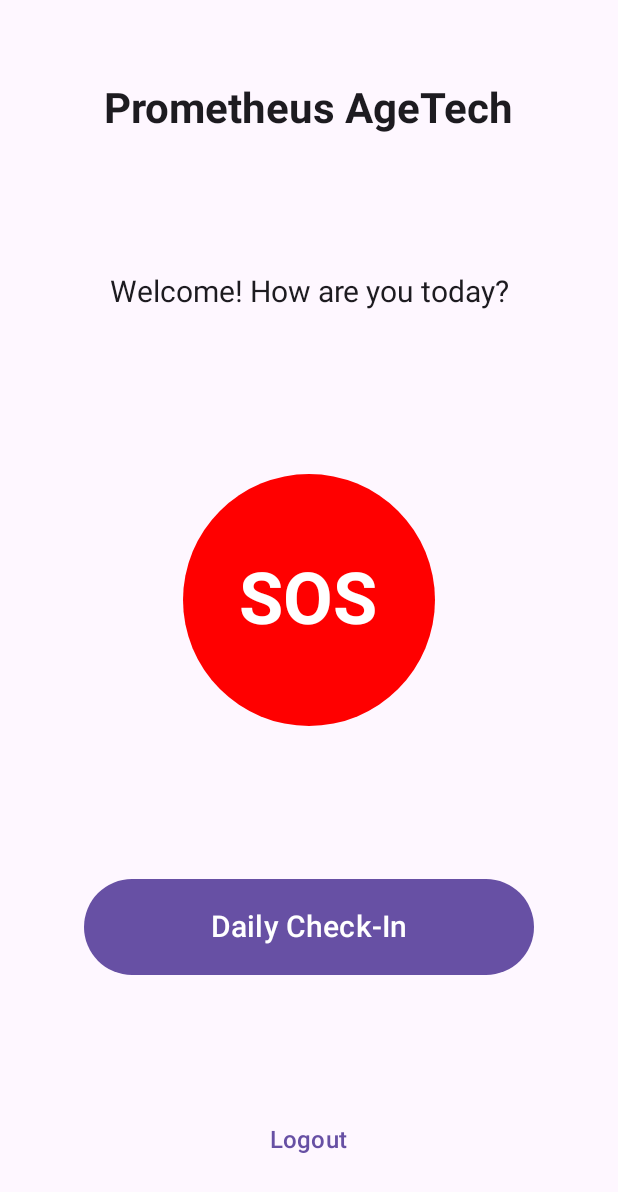
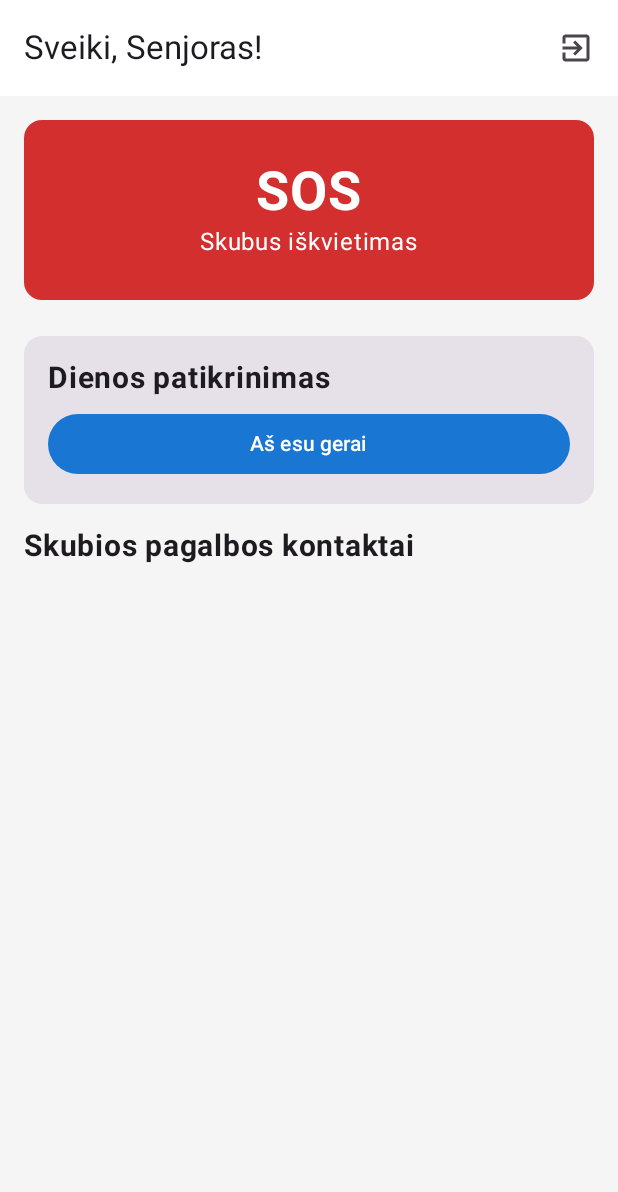
Before and after one commit to M12-pixel1/test8778, an Android app built with Jetpack Compose: the composable MainScreen shown on its own in the app's theme, after a tap on "SOS", on a phone screen of 412 x 824 dp. Shown: the top 1192 px of the screen. Run offline under Robolectric (Android 15) with nearby library versions, the phone set to English and light mode, and no system bars.

Commit message:
Implement SeniorCare app: update build config, manifest, MainActivity UI, add services/receivers/theme
Co-authored-by: M12-pixel1 <251752909+M12-pixel1@users.noreply.github.com>

```diff
--- a/prometheus-age-tech/android/app/src/main/java/com/prometheus/seniorcare/MainActivity.kt
+++ b/prometheus-age-tech/android/app/src/main/java/com/prometheus/seniorcare/MainActivity.kt
@@ -1,98 +1,250 @@
 package com.prometheus.seniorcare
 
+import android.Manifest
 import android.content.Intent
+import android.content.pm.PackageManager
 import android.os.Bundle
+import android.widget.Toast
 import androidx.activity.ComponentActivity
 import androidx.activity.compose.setContent
+import androidx.compose.foundation.background
 import androidx.compose.foundation.layout.*
+import androidx.compose.foundation.lazy.LazyColumn
+import androidx.compose.material.icons.Icons
+import androidx.compose.material.icons.filled.Call
+import androidx.compose.material.icons.filled.ExitToApp
 import androidx.compose.material3.*
 import androidx.compose.runtime.*
 import androidx.compose.ui.Alignment
 import androidx.compose.ui.Modifier
 import androidx.compose.ui.graphics.Color
+import androidx.compose.ui.platform.LocalContext
 import androidx.compose.ui.text.font.FontWeight
 import androidx.compose.ui.unit.dp
 import androidx.compose.ui.unit.sp
+import androidx.core.app.ActivityCompat
+import androidx.core.content.ContextCompat
+import com.prometheus.seniorcare.ui.theme.SeniorCareTheme
+import com.prometheus.seniorcare.data.SeniorDataStore
+import com.prometheus.seniorcare.data.ApiClient
+import com.prometheus.seniorcare.data.models.Contact
+import com.prometheus.seniorcare.services.DailyCheckService
+import kotlinx.coroutines.launch
 
 class MainActivity : ComponentActivity() {
+
+    private lateinit var dataStore: SeniorDataStore
+
     override fun onCreate(savedInstanceState: Bundle?) {
         super.onCreate(savedInstanceState)
+
+        dataStore = SeniorDataStore(this)
+
         setContent {
-            MaterialTheme {
+            SeniorCareTheme {
                 MainScreen(
-                    onSOSClick = {
-                        startActivity(Intent(this, SOSActivity::class.java))
-                    },
-                    onCheckInClick = { /* Daily check-in logic */ },
-                    onLogoutClick = {
-                        startActivity(Intent(this, LoginActivity::class.java))
-                        finish()
+                    onSOSClick = { startSOS() },
+                    onLogout = { logout() }
+                )
+            }
+        }
+
+        // Request permissions
+        requestPermissions()
+
+        // Start daily check service
+        startService(Intent(this, DailyCheckService::class.java))
+    }
+
+    private fun requestPermissions() {
+        val permissions = arrayOf(
+            Manifest.permission.ACCESS_FINE_LOCATION,
+            Manifest.permission.CALL_PHONE,
+            Manifest.permission.POST_NOTIFICATIONS
+        )
+
+        permissions.forEach { permission ->
+            if (ContextCompat.checkSelfPermission(this, permission)
+                != PackageManager.PERMISSION_GRANTED) {
+                ActivityCompat.requestPermissions(this, permissions, 100)
+            }
+        }
+    }
+
+    private fun startSOS() {
+        val intent = Intent(this, SOSActivity::class.java)
+        startActivity(intent)
+    }
+
+    private fun logout() {
+        dataStore.clearAuth()
+        val intent = Intent(this, LoginActivity::class.java)
+        startActivity(intent)
+        finish()
+    }
+}
+
+@OptIn(ExperimentalMaterial3Api::class)
+@Composable
+fun MainScreen(
+    onSOSClick: () -> Unit,
+    onLogout: () -> Unit
+) {
+    val context = LocalContext.current
+    val scope = rememberCoroutineScope()
+
+    var seniorName by remember { mutableStateOf("") }
+    var emergencyContacts by remember { mutableStateOf<List<Contact>>(emptyList()) }
+    var dailyCheckDone by remember { mutableStateOf(false) }
+
+    LaunchedEffect(Unit) {
+        val dataStore = SeniorDataStore(context)
+        seniorName = dataStore.getUserName() ?: "Senjoras"
+    }
+
+    Scaffold(
+        topBar = {
+            TopAppBar(
+                title = { Text("Sveiki, $seniorName!") },
+                actions = {
+                    IconButton(onClick = onLogout) {
+                        Icon(
+                            imageVector = Icons.Filled.ExitToApp,
+                            contentDescription = "Atsijungti"
+                        )
                     }
+                }
+            )
+        }
+    ) { paddingValues ->
+        LazyColumn(
+            modifier = Modifier
+                .fillMaxSize()
+                .padding(paddingValues)
+                .background(Color(0xFFF5F5F5))
+        ) {
+            item {
+                // SOS Button
+                Card(
+                    modifier = Modifier
+                        .fillMaxWidth()
+                        .padding(16.dp)
+                        .height(120.dp),
+                    colors = CardDefaults.cardColors(
+                        containerColor = Color(0xFFD32F2F)
+                    ),
+                    onClick = onSOSClick
+                ) {
+                    Column(
+                        modifier = Modifier.fillMaxSize(),
+                        horizontalAlignment = Alignment.CenterHorizontally,
+                        verticalArrangement = Arrangement.Center
+                    ) {
+                        Text(
+                            text = "SOS",
+                            fontSize = 36.sp,
+                            fontWeight = FontWeight.Bold,
+                            color = Color.White
+                        )
+                        Text(
+                            text = "Skubus iškvietimas",
+                            fontSize = 16.sp,
+                            color = Color.White
+                        )
+                    }
+                }
+            }
+
+            item {
+                // Daily Check
+                Card(
+                    modifier = Modifier
+                        .fillMaxWidth()
+                        .padding(horizontal = 16.dp, vertical = 8.dp)
+                ) {
+                    Column(
+                        modifier = Modifier
+                            .fillMaxWidth()
+                            .padding(16.dp)
+                    ) {
+                        Text(
+                            text = "Dienos patikrinimas",
+                            fontSize = 20.sp,
+                            fontWeight = FontWeight.Bold
+                        )
+                        Spacer(modifier = Modifier.height(8.dp))
+
+                        if (!dailyCheckDone) {
+                            Button(
+                                onClick = {
+                                    dailyCheckDone = true
+                                    Toast.makeText(context, "Dienos patikrinimas atliktas!", Toast.LENGTH_SHORT).show()
+                                },
+                                modifier = Modifier.fillMaxWidth()
+                            ) {
+                                Text("Aš esu gerai")
+                            }
+                        } else {
+                            Text(
+                                text = "✅ Dienos patikrinimas atliktas",
+                                color = Color.Green
+                            )
+                        }
+                    }
+                }
+            }
+
+            item {
+                // Emergency Contacts
+                Text(
+                    text = "Skubios pagalbos kontaktai",
+                    fontSize = 20.sp,
+                    fontWeight = FontWeight.Bold,
+                    modifier = Modifier.padding(16.dp, 8.dp, 16.dp, 0.dp)
                 )
+            }
+
+            items(emergencyContacts.size) { index ->
+                val contact = emergencyContacts[index]
+                ContactCard(contact = contact)
             }
         }
     }
 }
 
 @Composable
-fun MainScreen(
-    onSOSClick: () -> Unit,
-    onCheckInClick: () -> Unit,
-    onLogoutClick: () -> Unit
-) {
-    Column(
+fun ContactCard(contact: Contact) {
+    Card(
         modifier = Modifier
-            .fillMaxSize()
-            .padding(24.dp),
-        horizontalAlignment = Alignment.CenterHorizontally,
-        verticalArrangement = Arrangement.SpaceBetween
+            .fillMaxWidth()
+            .padding(horizontal = 16.dp, vertical = 4.dp)
     ) {
-        Text(
-            text = "Prometheus AgeTech",
-            fontSize = 28.sp,
-            fontWeight = FontWeight.Bold,
-            modifier = Modifier.padding(top = 32.dp)
-        )
-
-        Text(
-            text = "Welcome! How are you today?",
-            fontSize = 20.sp,
-            modifier = Modifier.padding(16.dp)
-        )
-
-        // SOS Button - Large and prominent
-        Button(
-            onClick = onSOSClick,
-            colors = ButtonDefaults.buttonColors(containerColor = Color.Red),
-            modifier = Modifier
-                .size(200.dp)
-                .padding(16.dp)
-        ) {
-            Text(
-                text = "SOS",
-                fontSize = 48.sp,
-                fontWeight = FontWeight.Bold,
-                color = Color.White
-            )
-        }
-
-        // Daily Check-In Button
-        Button(
-            onClick = onCheckInClick,
+        Row(
             modifier = Modifier
                 .fillMaxWidth()
-                .padding(horizontal = 32.dp, vertical = 8.dp)
-                .height(64.dp)
+                .padding(16.dp),
+            verticalAlignment = Alignment.CenterVertically
         ) {
-            Text(text = "Daily Check-In", fontSize = 20.sp)
-        }
+            Column(modifier = Modifier.weight(1f)) {
+                Text(
+                    text = contact.name,
+                    fontSize = 18.sp,
+                    fontWeight = FontWeight.Bold
+                )
+                Text(
+                    text = contact.relationship,
+                    fontSize = 14.sp,
+                    color = Color.Gray
+                )
+            }
 
-        // Logout Button
-        TextButton(
-            onClick = onLogoutClick,
-            modifier = Modifier.padding(bottom = 16.dp)
-        ) {
-            Text(text = "Logout", fontSize = 16.sp)
+            IconButton(onClick = { /* Call contact */ }) {
+                Icon(
+                    imageVector = Icons.Filled.Call,
+                    contentDescription = "Skambinti",
+                    tint = Color(0xFF2196F3)
+                )
+            }
         }
     }
 }
--- a/prometheus-age-tech/android/app/src/main/java/com/prometheus/seniorcare/data/SeniorDataStore.kt
+++ b/prometheus-age-tech/android/app/src/main/java/com/prometheus/seniorcare/data/SeniorDataStore.kt
@@ -39,6 +39,14 @@ class SeniorDataStore(context: Context) {
         return getAuthToken() != null
     }
 
+    fun getUserName(): String? {
+        return getSeniorName()
+    }
+
+    fun clearAuth() {
+        clearAll()
+    }
+
     fun clearAll() {
         prefs.edit().clear().apply()
     }
--- /dev/null
+++ b/prometheus-age-tech/android/app/src/main/java/com/prometheus/seniorcare/ui/theme/SeniorCareTheme.kt
@@ -0,0 +1,22 @@
+package com.prometheus.seniorcare.ui.theme
+
+import androidx.compose.material3.MaterialTheme
+import androidx.compose.material3.lightColorScheme
+import androidx.compose.runtime.Composable
+import androidx.compose.ui.graphics.Color
+
+private val LightColorScheme = lightColorScheme(
+    primary = Color(0xFF1976D2),
+    secondary = Color(0xFF03DAC6),
+    background = Color(0xFFF5F5F5),
+    surface = Color.White,
+    error = Color(0xFFD32F2F)
+)
+
+@Composable
+fun SeniorCareTheme(content: @Composable () -> Unit) {
+    MaterialTheme(
+        colorScheme = LightColorScheme,
+        content = content
+    )
+}
```
Also changed, not shown: prometheus-age-tech/android/app/build.gradle.kts (+15 -3 lines), prometheus-age-tech/android/app/src/main/AndroidManifest.xml (+36 -6 lines), prometheus-age-tech/android/app/src/main/java/com/prometheus/seniorcare/data/ApiClient.kt (+27 -0 lines), prometheus-age-tech/android/app/src/main/java/com/prometheus/seniorcare/data/ApiService.kt (added, +14 -0 lines), prometheus-age-tech/android/app/src/main/java/com/prometheus/seniorcare/receivers/BootReceiver.kt (added, +19 -0 lines), prometheus-age-tech/android/app/src/main/java/com/prometheus/seniorcare/services/DailyCheckService.kt (added, +25 -0 lines), prometheus-age-tech/android/app/src/main/res/values/strings.xml (+7 -0 lines).
